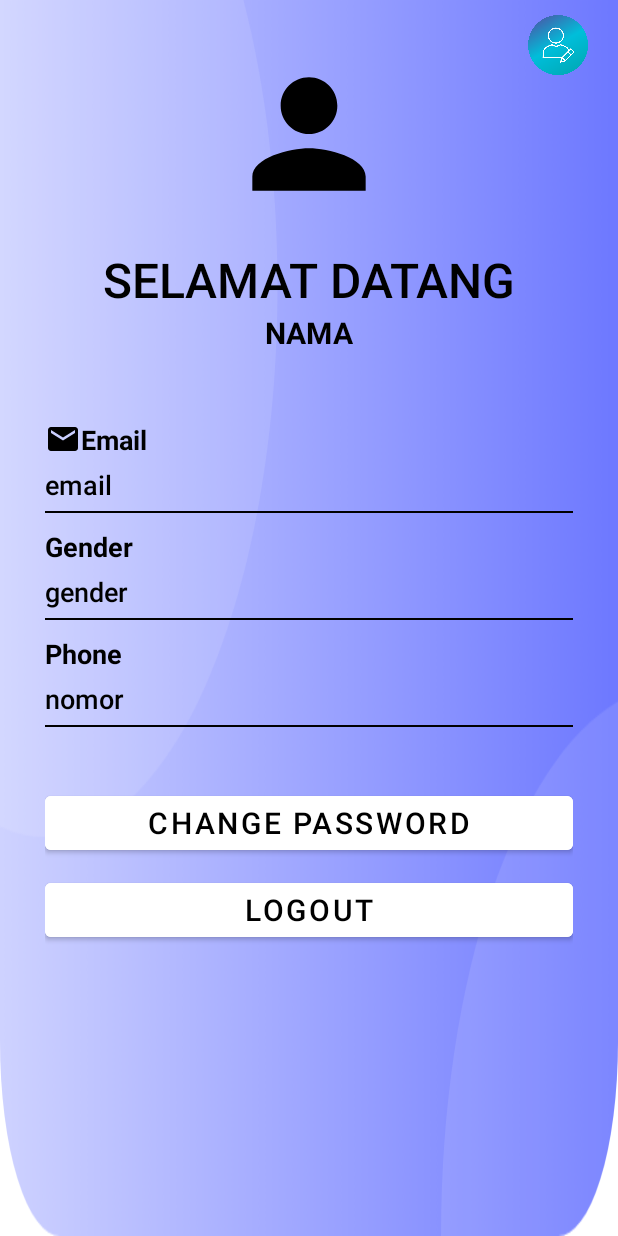
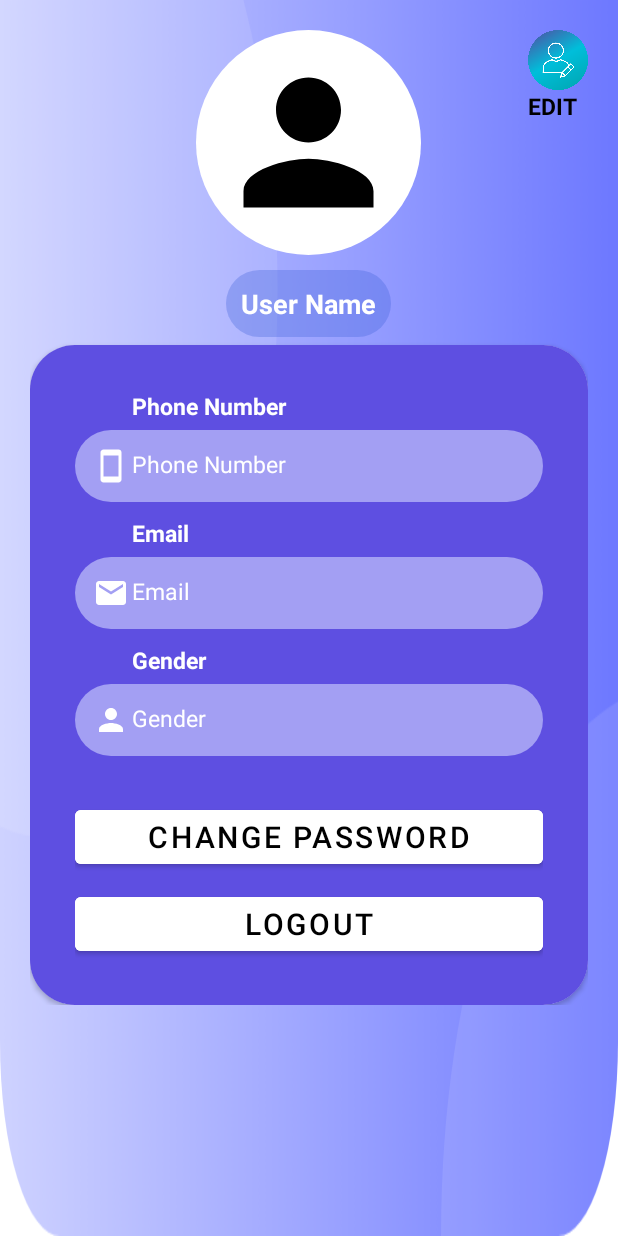
Before and after one commit to destanuarisufiaa/Compare_User, an Android app: the layout fragment_profil_pengguna.xml on its own in the app's theme, with its tools: preview values and no code run, on a phone screen of 412 x 824 dp. Run offline under Robolectric (Android 15) with nearby library versions, the phone set to English and light mode, and no system bars.

Commit message:
BERHASILL REVISI +++ (18/6/23)

```diff
--- a/app/src/main/java/com/compare/compare_user/ProfilPengguna.kt
+++ b/app/src/main/java/com/compare/compare_user/ProfilPengguna.kt
@@ -61,7 +61,6 @@ class ProfilPengguna : Fragment() {
         val ShowPhone = view.findViewById<TextView>(R.id.txt_nomor)
         val ShowGender = view.findViewById<TextView>(R.id.txt_gender)
         val ShowEmail = view.findViewById<TextView>(R.id.txt_email)
-        val statuss = view.findViewById<TextView>(R.id.statuss)
         val foto = view.findViewById<ImageView>(R.id.uploadimage_user)
 
 
@@ -83,7 +82,7 @@ class ProfilPengguna : Fragment() {
                             .load(imageURL)
                             .into(foto)
 
-                    statuss.text = "Succes dapat data user $userid"
+//                    statuss.text = "Succes dapat data user ${userid.toString()}"
                 }
             }
         btn_logout.setOnClickListener {
--- a/app/src/main/java/com/compare/compare_user/riwayat.kt
+++ b/app/src/main/java/com/compare/compare_user/riwayat.kt
@@ -41,6 +41,7 @@ class riwayat : Fragment() {
             .addOnSuccessListener {
                val nama = it.getString("name").toString()
 
+
                 //mengambil riwayat
                 val listPesananRiwayat = FirebaseFirestore.getInstance().collection("pesanan").whereEqualTo("namaUser", "$nama" )
                 listPesananRiwayat.addSnapshotListener { snapshots, e ->
--- /dev/null
+++ b/app/src/main/res/drawable/bg_rounded_custom.xml
@@ -0,0 +1,6 @@
+<?xml version="1.0" encoding="utf-8"?>
+<shape xmlns:android="http://schemas.android.com/apk/res/android"
+    android:shape="rectangle">
+    <solid android:color="#A39FF3" />
+    <corners android:radius="30dp"/>
+</shape>
--- a/app/src/main/res/layout/fragment_profil_pengguna.xml
+++ b/app/src/main/res/layout/fragment_profil_pengguna.xml
@@ -13,223 +13,174 @@
         android:layout_height="match_parent">
 
         <RelativeLayout
-            android:id="@+id/rellay1"
             android:layout_width="match_parent"
-            android:layout_height="wrap_content"
-            android:paddingBottom="20dp">
+            android:layout_height="match_parent"
+            android:padding="20dp">
 
-            <androidx.constraintlayout.widget.ConstraintLayout
-                android:id="@+id/imgUser"
+        <RelativeLayout
             android:layout_width="wrap_content"
-                android:layout_height="wrap_content"
-                android:layout_centerHorizontal="true"
-                android:layout_marginTop="20dp">
-
-                <de.hdodenhof.circleimageview.CircleImageView
-                    android:id="@+id/uploadimage_user"
-                    android:layout_width="120dp"
-                    android:layout_height="120dp"
-                    android:layout_marginStart="9dp"
-                    android:layout_marginTop="9dp"
-                    android:layout_marginEnd="9dp"
-                    android:layout_marginBottom="9dp"
-                    app:layout_constraintEnd_toEndOf="parent"
-                    app:layout_constraintStart_toStartOf="parent"
-                    app:layout_constraintTop_toTopOf="parent"
-                    android:padding="3dp"
-                    android:src="@drawable/ic_baseline_person_24"
-                    app:civ_fill_color="@color/purple_500"
-                    app:civ_border_color="@color/purple_500"/>
-
-            </androidx.constraintlayout.widget.ConstraintLayout>
-
-            <TextView
-                android:id="@+id/welcome"
-                android:layout_width="wrap_content"
-                android:layout_height="wrap_content"
-                android:layout_below="@+id/imgUser"
-                android:layout_centerHorizontal="true"
-                android:layout_marginTop="15sp"
-                android:fontFamily="sans-serif-light"
-                android:text="SELAMAT DATANG"
-                android:textStyle="bold"
-                android:textColor="@color/black"
-                android:textSize="32sp" />
-
-
-            <TextView
-                android:id="@+id/txt_nama"
-                android:layout_width="wrap_content"
-                android:layout_height="wrap_content"
-                android:layout_below="@+id/welcome"
-                android:layout_centerHorizontal="true"
-                android:fontFamily="sans-serif"
-                android:text="Nama"
-                android:textAllCaps="true"
-                android:textColor="@color/black"
-                android:textStyle="bold"
-                android:textSize="20sp" />
+            android:layout_height="wrap_content">
 
             <ImageButton
                 android:id="@+id/updateprofile"
                 android:layout_width="40dp"
                 android:layout_height="40dp"
                 android:background="@drawable/update_profile"
-                android:layout_alignParentRight="true"
-                android:layout_marginTop="10dp"
-                android:layout_marginRight="20dp"/>
+                android:layout_alignParentRight="true" />
+
+            <com.google.android.material.textview.MaterialTextView
+                android:layout_width="wrap_content"
+                android:layout_height="wrap_content"
+                android:text="EDIT"
+                android:textAllCaps="true"
+                android:textSize="15sp"
+                app:boxBackgroundColor="@color/white"
+                android:textColor="@color/black"
+                android:textStyle="bold"
+                android:layout_below="@+id/updateprofile"
+                android:layout_centerHorizontal="true"
+                android:layout_alignStart="@+id/updateprofile" />
 
         </RelativeLayout>
 
         <RelativeLayout
+            android:layout_width="150dp"
+            android:layout_height="150dp"
+            android:background="@drawable/circle"
+            android:id="@+id/header"
+            android:layout_marginBottom="10dp"
+            android:layout_centerHorizontal="true">
+
+            <de.hdodenhof.circleimageview.CircleImageView
+                android:id="@+id/uploadimage_user"
+                android:layout_width="130dp"
+                android:layout_height="130dp"
+                android:layout_centerInParent="true"
+                android:src="@drawable/ic_baseline_person_24" />
+
+        </RelativeLayout>
+
+        <TextView
+            android:id="@+id/txt_nama"
+            android:layout_width="wrap_content"
+            android:layout_height="wrap_content"
+            android:layout_below="@id/header"
+            android:text="User Name"
+            android:textSize="18sp"
+            android:layout_centerHorizontal="true"
+            android:textColor="@color/white"
+            android:textStyle="bold"
+            android:padding="10dp"
+            android:layout_marginBottom="10dp"
+            android:background="@drawable/bg_rounded_trans"/>
+
+
+        <androidx.cardview.widget.CardView
+            android:layout_width="match_parent"
+            android:layout_height="wrap_content"
+            android:layout_centerInParent="true"
+            android:background="@color/white"
+            android:layout_marginTop="50dp"
+            app:cardCornerRadius="30dp"
+            android:isScrollContainer="true"
+            android:layout_below="@id/header">
+
+            <androidx.core.widget.NestedScrollView
                 android:layout_width="match_parent"
                 android:layout_height="match_parent"
-            android:layout_marginTop="15dp">
+                tools:ignore="ScrollViewCount">
 
                 <LinearLayout
                     android:layout_width="match_parent"
                     android:layout_height="wrap_content"
-                android:layout_centerInParent="false"
-                android:layout_marginLeft="30dp"
-                android:layout_marginTop="265dp"
-                android:layout_marginRight="30dp"
-                android:orientation="vertical">
+                    android:orientation="vertical"
+                    android:background="#5E4FE1"
+                    android:padding="30dp">
 
-                <LinearLayout
+                    <com.google.android.material.textview.MaterialTextView
                         android:layout_width="match_parent"
                         android:layout_height="wrap_content"
-                    android:orientation="vertical">
+                        android:text="Phone Number"
+                        android:textSize="15sp"
+                        app:boxBackgroundColor="@color/white"
+                        android:layout_marginStart="38dp"
+                        android:textColor="@color/white"
+                        android:textStyle="bold"
+                        />
 
-                    <TextView
-                        android:layout_width="wrap_content"
+                    <com.google.android.material.textview.MaterialTextView
+                        android:id="@+id/txt_nomor"
+                        android:layout_width="match_parent"
+                        android:layout_height="wrap_content"
+                        android:text="Phone Number"
+                        android:textColor="@color/white"
+                        android:textSize="15sp"
+                        app:boxBackgroundColor="@color/white"
+                        android:layout_marginTop="5dp"
+                        android:layout_marginBottom="10dp"
+                        android:drawableLeft="@drawable/ic_baseline_smartphone_24"
+                        android:drawableTint="@color/white"
+                        android:background="@drawable/bg_rounded_custom"
+                        android:drawablePadding="2dp"
+                        android:padding="12dp" />
+
+                    <com.google.android.material.textview.MaterialTextView
+                        android:layout_width="match_parent"
                         android:layout_height="wrap_content"
                         android:text="Email"
-                        android:drawableLeft="@drawable/ic_baseline_email_24"
-                        android:textColor="@color/black"
+                        android:textSize="15sp"
+                        app:boxBackgroundColor="@color/white"
+                        android:layout_marginStart="38dp"
+                        android:textColor="@color/white"
                         android:textStyle="bold"
-                        android:textSize="18sp" />
-
-                    <TextView
+                        />
+                    <com.google.android.material.textview.MaterialTextView
                         android:id="@+id/txt_email"
-                        android:layout_width="wrap_content"
-                        android:layout_height="wrap_content"
-                        android:fontFamily="sans-serif-light"
-                        android:text="email"
-                        android:layout_marginTop="5dp"
-                        android:textColor="@color/black"
-                        android:textStyle="bold"
-                        android:textSize="18sp" />
-
-                    <View
-                        android:layout_width="match_parent"
-                        android:layout_height="1dp"
-                        android:layout_marginTop="5dp"
-                        android:background="@color/black" />
-
-                </LinearLayout>
-
-                <LinearLayout
                         android:layout_width="match_parent"
                         android:layout_height="wrap_content"
-                    android:layout_marginTop="10dp"
-                    android:orientation="vertical">
+                        android:text="Email"
+                        android:textColor="@color/white"
+                        android:textSize="15sp"
+                        app:boxBackgroundColor="@color/white"
+                        android:layout_marginTop="5dp"
+                        android:layout_marginBottom="10dp"
+                        android:drawableLeft="@drawable/ic_baseline_email_24"
+                        android:drawableTint="@color/white"
+                        android:drawablePadding="2dp"
+                        android:background="@drawable/bg_rounded_custom"
+                        android:padding="12dp" />
 
-                    <TextView
-                        android:layout_width="wrap_content"
+                    <com.google.android.material.textview.MaterialTextView
+                        android:layout_width="match_parent"
                         android:layout_height="wrap_content"
                         android:text="Gender"
-                        android:textColor="@color/black"
-                        android:textStyle="bold"
-                        android:textSize="18sp"  />
+                        android:textSize="15sp"
+                        app:boxBackgroundColor="@color/white"
+                        android:layout_marginStart="38dp"
+                        android:textColor="@color/white"
+                        android:textStyle="bold" />
 
-                    <TextView
+                    <com.google.android.material.textview.MaterialTextView
                         android:id="@+id/txt_gender"
-                        android:layout_width="wrap_content"
-                        android:layout_height="wrap_content"
-                        android:fontFamily="sans-serif-light"
-                        android:text="gender"
-                        android:layout_marginTop="5dp"
-                        android:textColor="@color/black"
-                        android:textStyle="bold"
-                        android:textSize="18sp" />
-
-                    <View
-                        android:layout_width="match_parent"
-                        android:layout_height="1dp"
-                        android:layout_marginTop="5dp"
-                        android:background="@color/black" />
-
-                </LinearLayout>
-
-                <LinearLayout
                         android:layout_width="match_parent"
                         android:layout_height="wrap_content"
-                    android:layout_marginTop="10dp"
-                    android:orientation="vertical">
-
-                    <TextView
-                        android:layout_width="wrap_content"
-                        android:layout_height="wrap_content"
-                        android:text="Phone"
-                        android:textColor="@color/black"
-                        android:textStyle="bold"
-                        android:textSize="18sp"  />
-
-                    <TextView
-                        android:id="@+id/txt_nomor"
-                        android:layout_width="wrap_content"
-                        android:layout_height="wrap_content"
-                        android:fontFamily="sans-serif-light"
-                        android:text="nomor"
+                        android:text="Gender"
+                        android:textColor="@color/white"
+                        android:textSize="15sp"
+                        app:boxBackgroundColor="@color/white"
                         android:layout_marginTop="5dp"
-                        android:textColor="@color/black"
-                        android:textStyle="bold"
-                        android:textSize="18sp" />
-
-                    <View
-                        android:layout_width="match_parent"
-                        android:layout_height="1dp"
-                        android:layout_marginTop="5dp"
-                        android:background="@color/black"  />
-
-                </LinearLayout>
-
-                <LinearLayout
-                    android:layout_width="match_parent"
-                    android:layout_height="wrap_content"
-                    android:layout_marginTop="15dp"
-                    android:orientation="vertical"
-                    android:visibility="gone">
-
-                    <TextView
-                        android:layout_width="wrap_content"
-                        android:layout_height="wrap_content"
-                        android:text="Status"
-                        android:textColor="@color/headings"
-                        android:textSize="13sp" />
-
-                    <TextView
-                        android:id="@+id/statuss"
-                        android:layout_width="wrap_content"
-                        android:layout_height="wrap_content"
-                        android:fontFamily="sans-serif-light"
-                        android:text="id"
-                        android:textColor="#000000"
-                        android:textSize="18sp" />
-
-                    <View
-                        android:layout_width="match_parent"
-                        android:layout_height="1dp"
-                        android:layout_marginTop="15dp"
-                        android:background="@color/grey" />
-
-                </LinearLayout>
+                        android:drawableLeft="@drawable/ic_baseline_person_24"
+                        android:drawableTint="@color/white"
+                        android:drawablePadding="2dp"
+                        android:background="@drawable/bg_rounded_custom"
+                        android:padding="12dp"
+                        android:layout_marginBottom="10dp"/>
 
                     <Button
                         android:id="@+id/btn_changePass"
                         android:layout_width="match_parent"
                         android:layout_height="wrap_content"
-                    android:layout_marginTop="40dp"
+                        android:layout_marginTop="20dp"
                         android:layout_gravity="center"
                         android:text="CHANGE PASSWORD"
                         android:textSize="20dp"
@@ -247,8 +198,11 @@
                         android:textColor="@color/black"
                         android:backgroundTint="@color/white"/>
 
+                </LinearLayout>
 
-            </LinearLayout>
+            </androidx.core.widget.NestedScrollView>
+
+        </androidx.cardview.widget.CardView>
 
             <!--        card view current password-->
             <androidx.cardview.widget.CardView
@@ -299,7 +253,7 @@
 
                         <Button
                             android:id="@+id/btn_cancel"
-                            android:layout_width="10dp"
+                            android:layout_width="wrap_content"
                             android:layout_height="wrap_content"
                             android:layout_marginHorizontal="5dp"
                             android:layout_weight="2"
--- a/app/src/main/res/values/colors.xml
+++ b/app/src/main/res/values/colors.xml
@@ -27,4 +27,5 @@
     <color name="hijau">#BBDBC2</color>
     <color name="trans">#503F61D9</color>
     <color name="biruuu">#52A4E4</color>
+    <color name="custom">#288292</color>
 </resources>
```
Also changed, not shown: app/src/main/java/com/compare/compare_user/Home.kt (+5 -5 lines), app/src/main/java/com/compare/compare_user/MainActivity.kt (+31 -4 lines), app/src/main/java/com/compare/compare_user/form_pemesanan.kt (+6 -3 lines), app/src/main/res/layout/activity_update_profile.xml (+114 -157 lines). Lines whose indentation alone changed are shown as unchanged.
